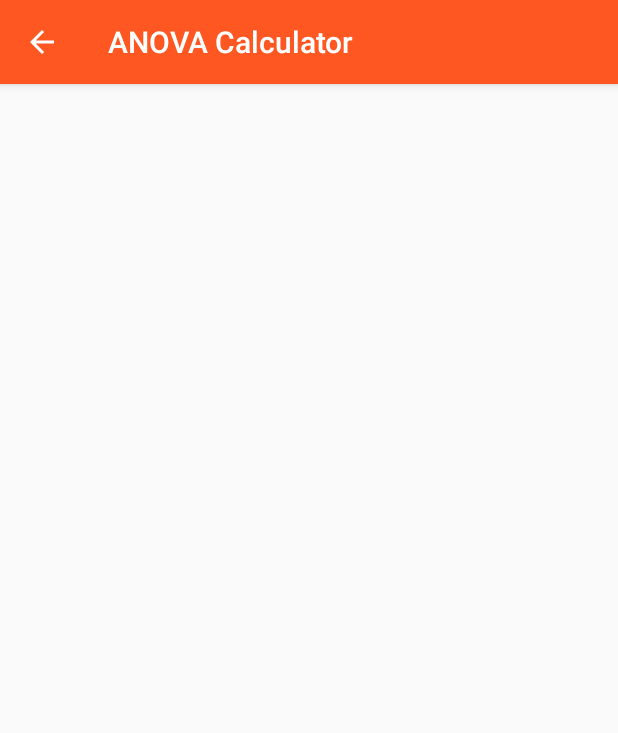
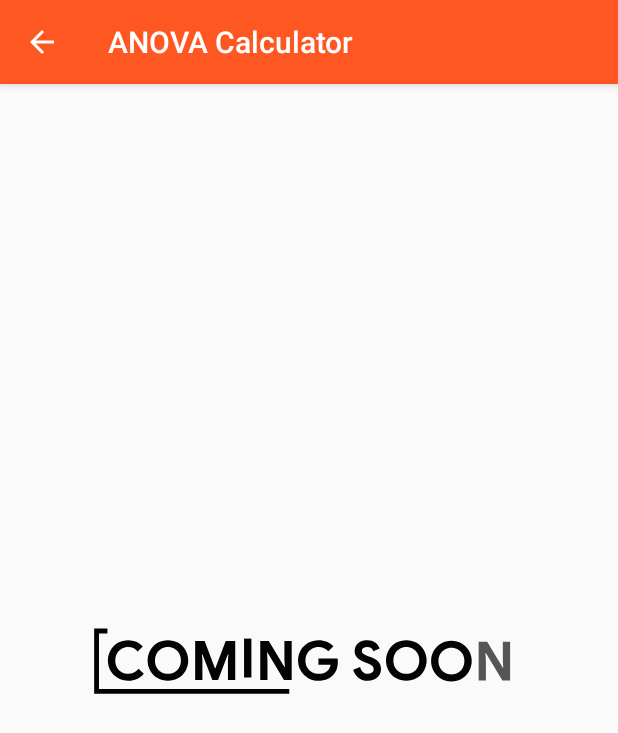
Before and after one commit to faramarzaf/Cell-Calculator, an Android app: the AnovaActivity screen opened directly, with no data from a screen before it, on a phone screen of 412 x 824 dp. Shown: the top 733 px of the screen. Run offline under Robolectric (Android 15) with nearby library versions, the phone set to English and light mode, and no system bars.

Commit message:
androidX attrs added for animation

```diff
--- a/app/build.gradle
+++ b/app/build.gradle
@@ -31,5 +31,7 @@ dependencies {
     implementation 'com.github.HITGIF:TextFieldBoxes:1.4.4'
     implementation 'com.patrickpissurno:ripple-effect:1.3.1'
 
+    implementation 'com.airbnb.android:lottie:3.0.2'
+
 
 }
--- a/app/src/main/java/com/faramarz/tictacdev/cellcalculator/AnovaActivity.java
+++ b/app/src/main/java/com/faramarz/tictacdev/cellcalculator/AnovaActivity.java
@@ -1,8 +1,10 @@
 package com.faramarz.tictacdev.cellcalculator;
 
-import android.support.v7.app.AppCompatActivity;
+
 import android.os.Bundle;
 import android.view.MenuItem;
+
+import androidx.appcompat.app.AppCompatActivity;
 
 public class AnovaActivity extends AppCompatActivity {
 
--- a/app/src/main/java/com/faramarz/tictacdev/cellcalculator/FirstActivity.java
+++ b/app/src/main/java/com/faramarz/tictacdev/cellcalculator/FirstActivity.java
@@ -2,11 +2,13 @@ package com.faramarz.tictacdev.cellcalculator;
 
 import android.content.Intent;
 import android.os.Handler;
-import android.support.v7.app.AppCompatActivity;
+
 import android.os.Bundle;
 import android.view.View;
 import android.widget.Button;
 import android.widget.Toast;
+
+import androidx.appcompat.app.AppCompatActivity;
 
 
 public class FirstActivity extends AppCompatActivity implements View.OnClickListener {
--- a/app/src/main/java/com/faramarz/tictacdev/cellcalculator/Ic50Activity.java
+++ b/app/src/main/java/com/faramarz/tictacdev/cellcalculator/Ic50Activity.java
@@ -1,8 +1,10 @@
 package com.faramarz.tictacdev.cellcalculator;
 
-import android.support.v7.app.AppCompatActivity;
+
 import android.os.Bundle;
 import android.view.MenuItem;
+
+import androidx.appcompat.app.AppCompatActivity;
 
 public class Ic50Activity extends AppCompatActivity {
 
--- a/app/src/main/java/com/faramarz/tictacdev/cellcalculator/MainActivity.java
+++ b/app/src/main/java/com/faramarz/tictacdev/cellcalculator/MainActivity.java
@@ -2,7 +2,7 @@ package com.faramarz.tictacdev.cellcalculator;
 
 import android.content.Intent;
 import android.os.Handler;
-import android.support.v7.app.AppCompatActivity;
+
 import android.os.Bundle;
 import android.view.MenuItem;
 import android.view.View;
@@ -11,6 +11,8 @@ import android.widget.EditText;
 import android.widget.ImageButton;
 import android.widget.TextView;
 import android.widget.Toast;
+
+import androidx.appcompat.app.AppCompatActivity;
 
 import com.faramarz.tictacdev.cellcalculator.DataBase.DBHandler;
 import com.faramarz.tictacdev.cellcalculator.Utils.HistoryModel;
--- a/app/src/main/res/layout/activity_anova.xml
+++ b/app/src/main/res/layout/activity_anova.xml
@@ -1,9 +1,18 @@
 <?xml version="1.0" encoding="utf-8"?>
-<android.support.constraint.ConstraintLayout xmlns:android="http://schemas.android.com/apk/res/android"
+<LinearLayout xmlns:android="http://schemas.android.com/apk/res/android"
     xmlns:app="http://schemas.android.com/apk/res-auto"
     xmlns:tools="http://schemas.android.com/tools"
     android:layout_width="match_parent"
     android:layout_height="match_parent"
-    tools:context=".AnovaActivity">
+    tools:context=".AnovaActivity"
+    android:orientation="vertical"
+    >
+    <com.airbnb.lottie.LottieAnimationView
+        android:layout_width="match_parent"
+        android:layout_height="match_parent"
+        app:lottie_fileName="comingsoon.json"
+        app:lottie_loop="true"
+        app:lottie_autoPlay="true"
+        />
 
-</android.support.constraint.ConstraintLayout>
+</LinearLayout>
--- a/gradle.properties
+++ b/gradle.properties
@@ -7,6 +7,8 @@
 # Specifies the JVM arguments used for the daemon process.
 # The setting is particularly useful for tweaking memory settings.
 org.gradle.jvmargs=-Xmx1536m
+android.useAndroidX=true
+android.enableJetifier=true
 # When configured, Gradle will run in incubating parallel mode.
 # This option should only be used with decoupled projects. More details, visit
 # http://www.gradle.org/docs/current/userguide/multi_project_builds.html#sec:decoupled_projects
```
Also changed, not shown: app/src/main/assets/comingsoon.json (added, +1 -0 lines), app/src/main/java/com/faramarz/tictacdev/cellcalculator/ListActivity.java (+5 -2 lines), app/src/main/res/layout/activity_ic50.xml (+17 -3 lines).
